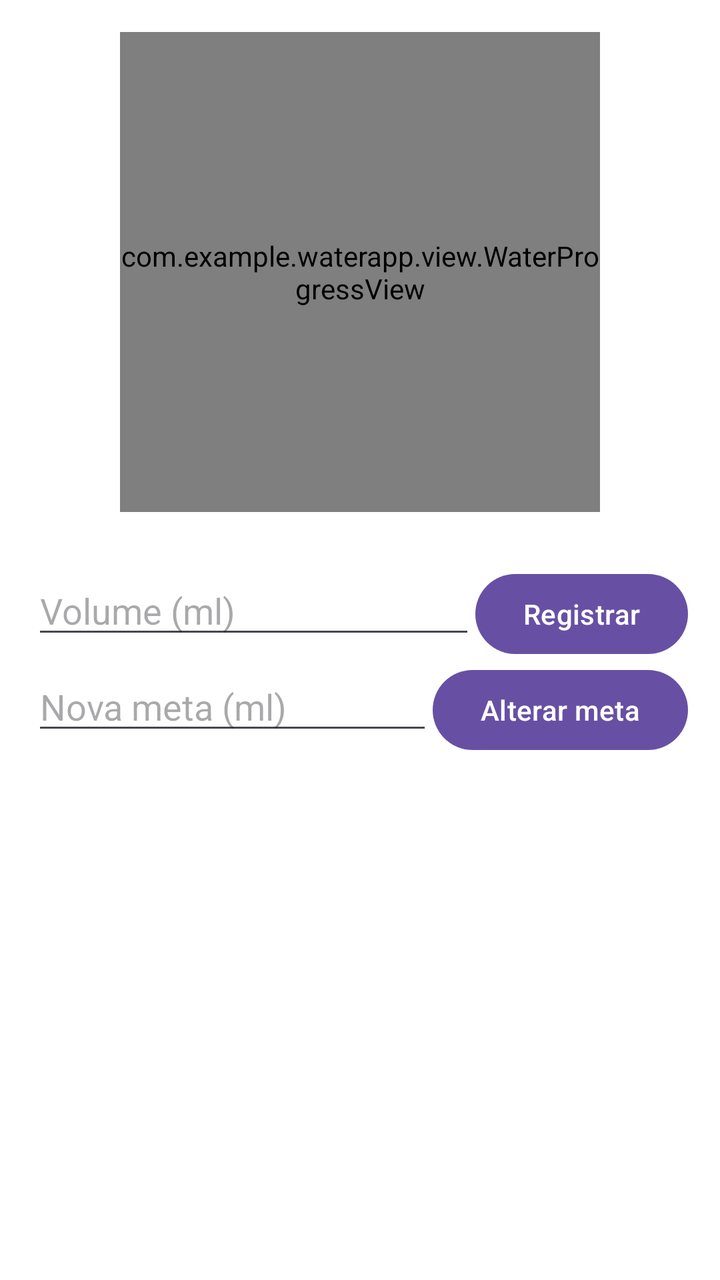
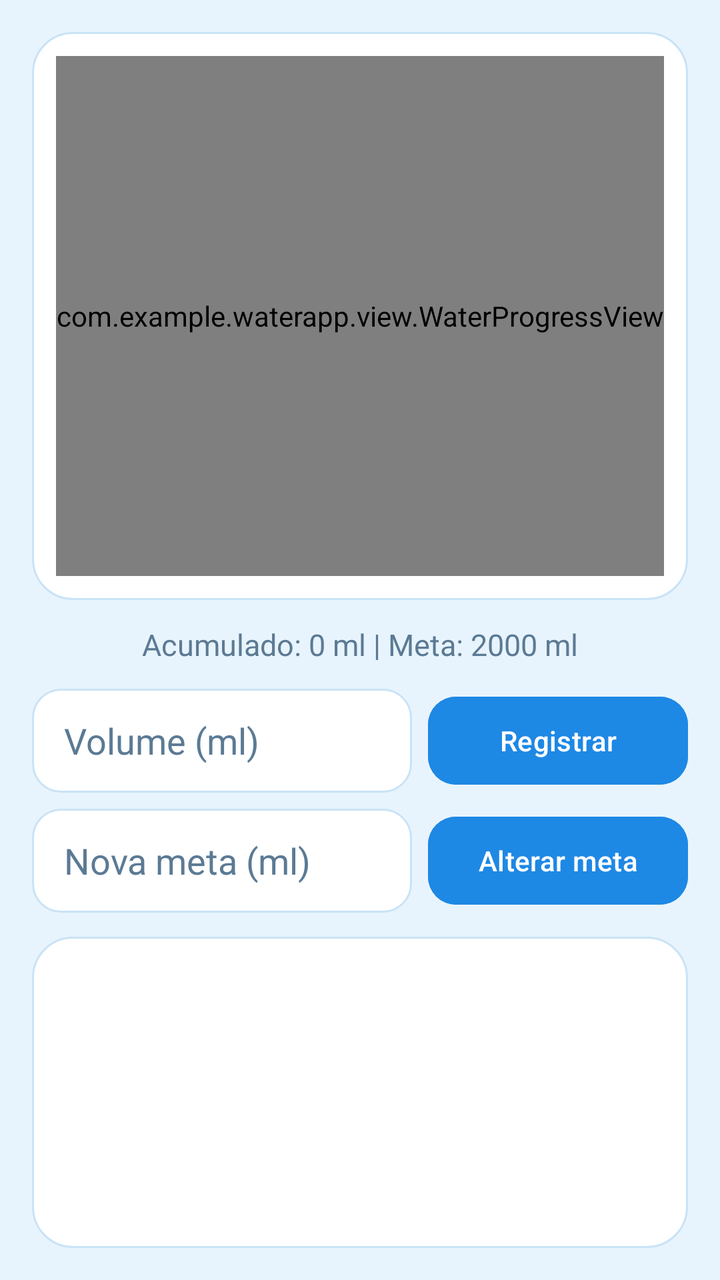

The first picture is an Android layout as it rendered before a commit; the second is the same layout after the commit. The layout source and the unified diff follow.
<!-- AndroidManifest.xml: application theme Theme.WaterApp -->
<!-- res/layout/activity_main.xml -->
<?xml version="1.0" encoding="utf-8"?>
<LinearLayout xmlns:android="http://schemas.android.com/apk/res/android"
    xmlns:app="http://schemas.android.com/apk/res-auto"
    android:layout_width="match_parent"
    android:layout_height="match_parent"
    android:background="#FFFFFF"
    android:orientation="vertical"
    android:padding="16dp">

    
    <com.example.waterapp.view.WaterProgressView
        android:id="@+id/waterProgress"
        android:layout_width="240dp"
        android:layout_height="240dp"
        android:layout_gravity="center_horizontal"
        app:maxValue="2000"
        app:progressColor="#2196F3"
        app:textColor="#000000" />

    
    <TextView
        android:id="@+id/tvAlert"
        android:layout_width="match_parent"
        android:layout_height="wrap_content"
        android:background="#E53935"
        android:gravity="center"
        android:padding="8dp"
        android:text="Meta diária ultrapassada!"
        android:textColor="#FFFFFF"
        android:visibility="gone" />

    <TextView
        android:id="@+id/tvTotal"
        android:layout_width="match_parent"
        android:layout_height="wrap_content"
        android:layout_marginTop="8dp"
        android:gravity="center" />

    
    <LinearLayout
        android:layout_width="match_parent"
        android:layout_height="wrap_content"
        android:orientation="horizontal">

        <EditText
            android:id="@+id/etVolume"
            android:layout_width="0dp"
            android:layout_height="wrap_content"
            android:layout_weight="1"
            android:hint="Volume (ml)"
            android:inputType="number"
            android:maxLength="5" />

        <Button
            android:id="@+id/btnAdd"
            android:layout_width="wrap_content"
            android:layout_height="wrap_content"
            android:text="Registrar" />
    </LinearLayout>

    
    <LinearLayout
        android:layout_width="match_parent"
        android:layout_height="wrap_content"
        android:orientation="horizontal">

        <EditText
            android:id="@+id/etGoal"
            android:layout_width="0dp"
            android:layout_height="wrap_content"
            android:layout_weight="1"
            android:hint="Nova meta (ml)"
            android:inputType="number"
            android:maxLength="5" />

        <Button
            android:id="@+id/btnGoal"
            android:layout_width="wrap_content"
            android:layout_height="wrap_content"
            android:text="Alterar meta" />
    </LinearLayout>

    
    <ListView
        android:id="@+id/lvRecords"
        android:layout_width="match_parent"
        android:layout_height="0dp"
        android:layout_marginTop="8dp"
        android:layout_weight="1" />
</LinearLayout>
<!-- resources referenced by this layout -->
<resources>
  <style name="Theme.WaterApp" parent="Base.Theme.WaterApp" />
  <style name="Base.Theme.WaterApp" parent="Theme.Material3.DayNight.NoActionBar">
          
          
      </style>
</resources>

<!-- the commit's change to res/layout/activity_main.xml (unified diff, before → after) -->
@@ -3,88 +3,119 @@
     xmlns:app="http://schemas.android.com/apk/res-auto"
     android:layout_width="match_parent"
     android:layout_height="match_parent"
-    android:background="#FFFFFF"
+    android:background="@color/agua_fundo"
     android:orientation="vertical"
     android:padding="16dp">
 
-    
-    <com.example.waterapp.view.WaterProgressView
-        android:id="@+id/waterProgress"
-        android:layout_width="240dp"
-        android:layout_height="240dp"
-        android:layout_gravity="center_horizontal"
-        app:maxValue="2000"
-        app:progressColor="#2196F3"
-        app:textColor="#000000" />
+    <FrameLayout
+        android:layout_width="match_parent"
+        android:layout_height="wrap_content"
+        android:background="@drawable/bg_card"
+        android:padding="12dp">
 
-    
+        <com.example.waterapp.view.WaterProgressView
+            android:id="@+id/waterProgress"
+            android:layout_width="match_parent"
+            android:layout_height="260dp"
+            app:maxValue="2000"
+            app:progressColor="@color/agua_anel"
+            app:textColor="@color/agua_texto" />
+    </FrameLayout>
+
     <TextView
         android:id="@+id/tvAlert"
         android:layout_width="match_parent"
         android:layout_height="wrap_content"
-        android:background="#E53935"
+        android:layout_marginTop="12dp"
+        android:background="@drawable/bg_alerta"
         android:gravity="center"
-        android:padding="8dp"
+        android:padding="10dp"
         android:text="Meta diária ultrapassada!"
         android:textColor="#FFFFFF"
+        android:textStyle="bold"
         android:visibility="gone" />
 
     <TextView
         android:id="@+id/tvTotal"
         android:layout_width="match_parent"
         android:layout_height="wrap_content"
-        android:layout_marginTop="8dp"
-        android:gravity="center" />
+        android:layout_marginTop="12dp"
+        android:gravity="center"
+        android:text="Acumulado: 0 ml | Meta: 2000 ml"
+        android:textColor="@color/agua_texto_suave"
+        android:textSize="15sp" />
 
-    
     <LinearLayout
         android:layout_width="match_parent"
         android:layout_height="wrap_content"
+        android:layout_marginTop="12dp"
+        android:gravity="center_vertical"
         android:orientation="horizontal">
 
         <EditText
             android:id="@+id/etVolume"
             android:layout_width="0dp"
-            android:layout_height="wrap_content"
+            android:layout_height="52dp"
             android:layout_weight="1"
+            android:background="@drawable/bg_input"
             android:hint="Volume (ml)"
             android:inputType="number"
-            android:maxLength="5" />
+            android:paddingStart="16dp"
+            android:paddingEnd="16dp"
+            android:textColor="@color/agua_texto"
+            android:textColorHint="@color/agua_texto_suave" />
 
         <Button
             android:id="@+id/btnAdd"
-            android:layout_width="wrap_content"
-            android:layout_height="wrap_content"
-            android:text="Registrar" />
+            android:layout_width="130dp"
+            android:layout_height="52dp"
+            android:layout_marginStart="8dp"
+            android:backgroundTint="@color/agua_primaria"
+            android:text="Registrar"
+            android:textColor="#FFFFFF"
+            app:cornerRadius="14dp" />
     </LinearLayout>
 
-    
     <LinearLayout
         android:layout_width="match_parent"
         android:layout_height="wrap_content"
+        android:layout_marginTop="8dp"
+        android:gravity="center_vertical"
         android:orientation="horizontal">
 
         <EditText
             android:id="@+id/etGoal"
             android:layout_width="0dp"
-            android:layout_height="wrap_content"
+            android:layout_height="52dp"
             android:layout_weight="1"
+            android:background="@drawable/bg_input"
             android:hint="Nova meta (ml)"
             android:inputType="number"
-            android:maxLength="5" />
+            android:paddingStart="16dp"
+            android:paddingEnd="16dp"
+            android:textColor="@color/agua_texto"
+            android:textColorHint="@color/agua_texto_suave" />
 
         <Button
             android:id="@+id/btnGoal"
-            android:layout_width="wrap_content"
-            android:layout_height="wrap_content"
-            android:text="Alterar meta" />
+            android:layout_width="130dp"
+            android:layout_height="52dp"
+            android:layout_marginStart="8dp"
+            android:backgroundTint="@color/agua_primaria"
+            android:text="Alterar meta"
+            android:textColor="#FFFFFF"
+            app:cornerRadius="14dp" />
     </LinearLayout>
 
-    
     <ListView
         android:id="@+id/lvRecords"
         android:layout_width="match_parent"
         android:layout_height="0dp"
-        android:layout_marginTop="8dp"
-        android:layout_weight="1" />
+        android:layout_marginTop="12dp"
+        android:layout_weight="1"
+        android:background="@drawable/bg_card"
+        android:divider="@color/agua_borda"
+        android:dividerHeight="1dp"
+        android:padding="4dp" />
+
 </LinearLayout>
<!-- resource entries referenced after the edit -->
@@ -1,9 +1,44 @@
 <!-- resources referenced by this layout -->
 <resources>
+  <color name="agua_anel">#4DA6F5</color>
+  <color name="agua_borda">#C9E3F6</color>
+  <color name="agua_fundo">#E8F4FD</color>
+  <color name="agua_primaria">#1E88E5</color>
+  <color name="agua_texto">#0D2B45</color>
+  <color name="agua_texto_suave">#5B7A94</color>
+  <!-- drawable bg_alerta (drawable) -->
+  <?xml version="1.0" encoding="utf-8"?>
+  <shape xmlns:android="http://schemas.android.com/apk/res/android"
+      android:shape="rectangle">
+      <solid android:color="@color/agua_alerta" />
+      <corners android:radius="14dp" />
+  </shape>
+  <!-- drawable bg_card (drawable) -->
+  <?xml version="1.0" encoding="utf-8"?>
+  <shape xmlns:android="http://schemas.android.com/apk/res/android"
+      android:shape="rectangle">
+      <solid android:color="@color/agua_card" />
+      <corners android:radius="20dp" />
+      <stroke android:width="1dp" android:color="@color/agua_borda" />
+  </shape>
+  <!-- drawable bg_input (drawable) -->
+  <?xml version="1.0" encoding="utf-8"?>
+  <shape xmlns:android="http://schemas.android.com/apk/res/android"
+      android:shape="rectangle">
+      <solid android:color="@color/agua_card" />
+      <corners android:radius="14dp" />
+      <stroke android:width="1dp" android:color="@color/agua_borda" />
+  </shape>
   <style name="Theme.WaterApp" parent="Base.Theme.WaterApp" />
+  <color name="agua_alerta">#E53935</color>
+  <color name="agua_card">#FFFFFF</color>
   <style name="Base.Theme.WaterApp" parent="Theme.Material3.DayNight.NoActionBar">
           
           
+          <item name="colorPrimary">@color/agua_primaria</item>
+          <item name="android:windowBackground">@color/agua_fundo</item>
+          <item name="android:statusBarColor">@color/agua_fundo</item>
+          <item name="android:textColorPrimary">@color/agua_texto</item>
       </style>
 </resources>
 
